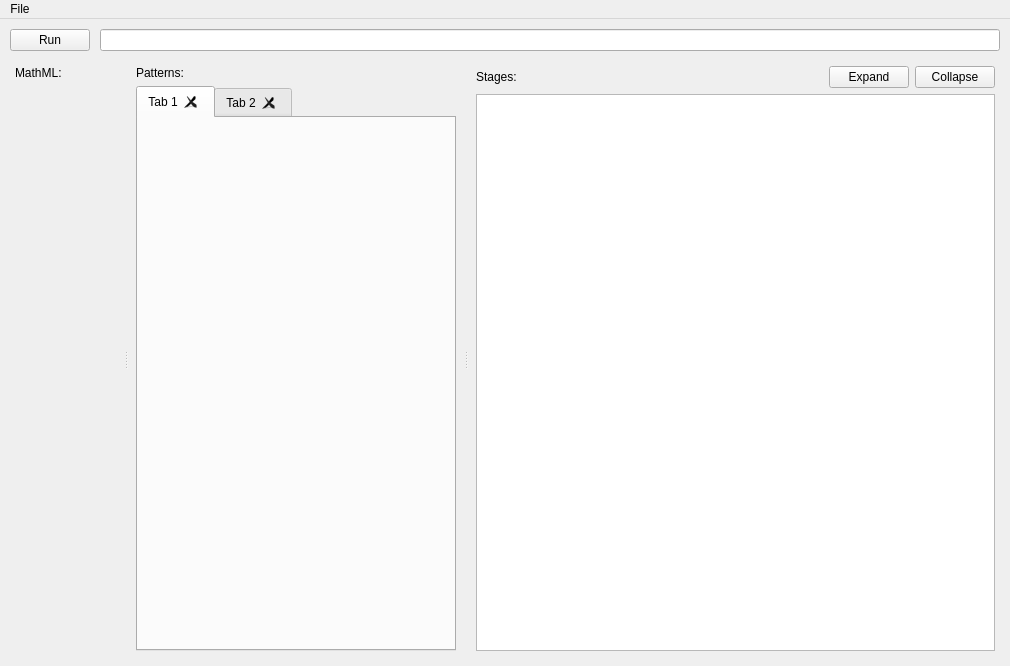
Old version of the form src/forms/math_dev_env.ui in the repository DinoZAR/CentralAccessReader.
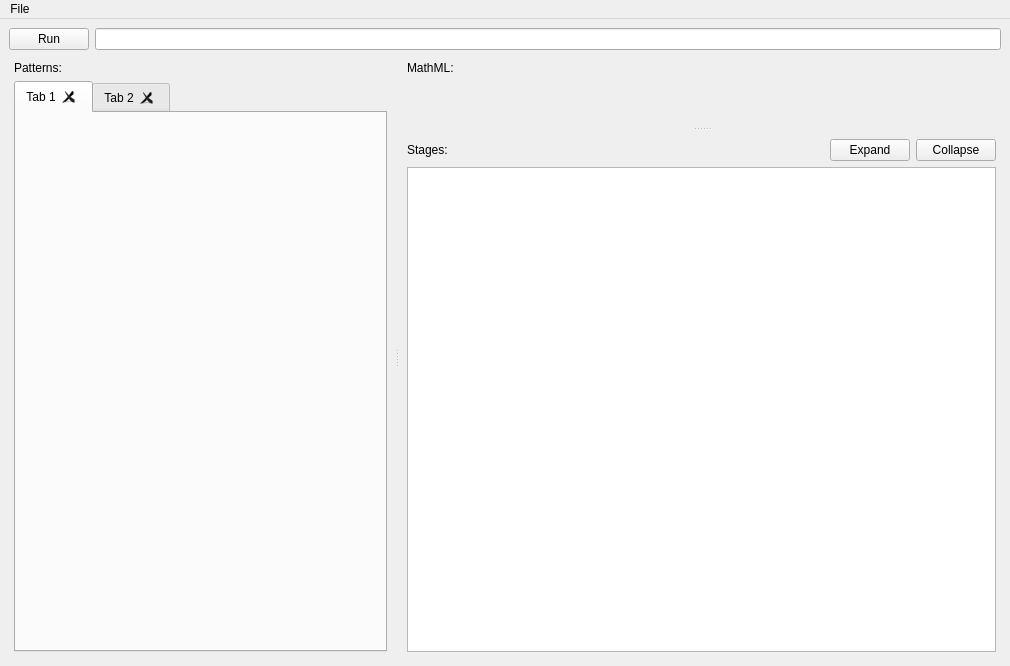
New version of the form. Custom widgets are drawn as their Qt base class.

Commit message: Added math support for OMML on clipboard (for copying and pasting from Word). Also added more features to the math-to-prose development environment.

The edit to the form file:
```diff
--- a/src/forms/math_dev_env.ui
+++ b/src/forms/math_dev_env.ui
@@ -15,12 +15,6 @@
   </property>
   <widget class="QWidget" name="centralwidget">
    <layout class="QVBoxLayout" name="verticalLayout_4" stretch="0,1">
-    <property name="spacing">
-     <number>10</number>
-    </property>
-    <property name="margin">
-     <number>10</number>
-    </property>
     <item>
      <layout class="QHBoxLayout" name="horizontalLayout" stretch="0,1">
       <item>
@@ -49,30 +43,6 @@
       <property name="handleWidth">
        <number>10</number>
       </property>
-      <widget class="QSplitter" name="splitter">
-       <property name="orientation">
-        <enum>Qt::Horizontal</enum>
-       </property>
-       <property name="handleWidth">
-        <number>10</number>
-       </property>
-       <widget class="QWidget" name="layoutWidget">
-        <layout class="QVBoxLayout" name="verticalLayout_3" stretch="0,1">
-         <property name="margin">
-          <number>5</number>
-         </property>
-         <item>
-          <widget class="QLabel" name="label_3">
-           <property name="text">
-            <string>MathML:</string>
-           </property>
-          </widget>
-         </item>
-         <item>
-          <widget class="MathMLEditor" name="mathmlEditor" native="true"/>
-         </item>
-        </layout>
-       </widget>
        <widget class="QWidget" name="layoutWidget">
         <layout class="QVBoxLayout" name="verticalLayout_2">
          <property name="margin">
@@ -110,6 +80,29 @@
          </item>
         </layout>
        </widget>
+      <widget class="QSplitter" name="splitter">
+       <property name="orientation">
+        <enum>Qt::Vertical</enum>
+       </property>
+       <property name="handleWidth">
+        <number>10</number>
+       </property>
+       <widget class="QWidget" name="layoutWidget">
+        <layout class="QVBoxLayout" name="verticalLayout_3" stretch="0,1">
+         <property name="margin">
+          <number>5</number>
+         </property>
+         <item>
+          <widget class="QLabel" name="label_3">
+           <property name="text">
+            <string>MathML:</string>
+           </property>
+          </widget>
+         </item>
+         <item>
+          <widget class="MathMLEditor" name="mathmlEditor" native="true"/>
+         </item>
+        </layout>
       </widget>
       <widget class="QWidget" name="layoutWidget">
        <layout class="QVBoxLayout" name="verticalLayout">
@@ -169,6 +162,7 @@
        </layout>
       </widget>
      </widget>
+     </widget>
     </item>
    </layout>
   </widget>
@@ -189,6 +183,9 @@
     <addaction name="actionOpen_Pattern"/>
     <addaction name="actionPaste_MathML"/>
     <addaction name="separator"/>
+    <addaction name="actionSave_Pattern"/>
+    <addaction name="actionSave_As"/>
+    <addaction name="separator"/>
     <addaction name="actionClose_Pattern"/>
    </widget>
    <addaction name="menuFile"/>
@@ -230,6 +227,22 @@
     <string>Ctrl+Shift+V</string>
    </property>
   </action>
+  <action name="actionSave_Pattern">
+   <property name="text">
+    <string>Save Pattern</string>
+   </property>
+   <property name="shortcut">
+    <string>Ctrl+S</string>
+   </property>
+  </action>
+  <action name="actionSave_As">
+   <property name="text">
+    <string>Save As...</string>
+   </property>
+   <property name="shortcut">
+    <string>Ctrl+Shift+S</string>
+   </property>
+  </action>
  </widget>
  <customwidgets>
   <customwidget>
```
Lines whose indentation alone changed are shown as unchanged. The commit also changes 13 other files.
